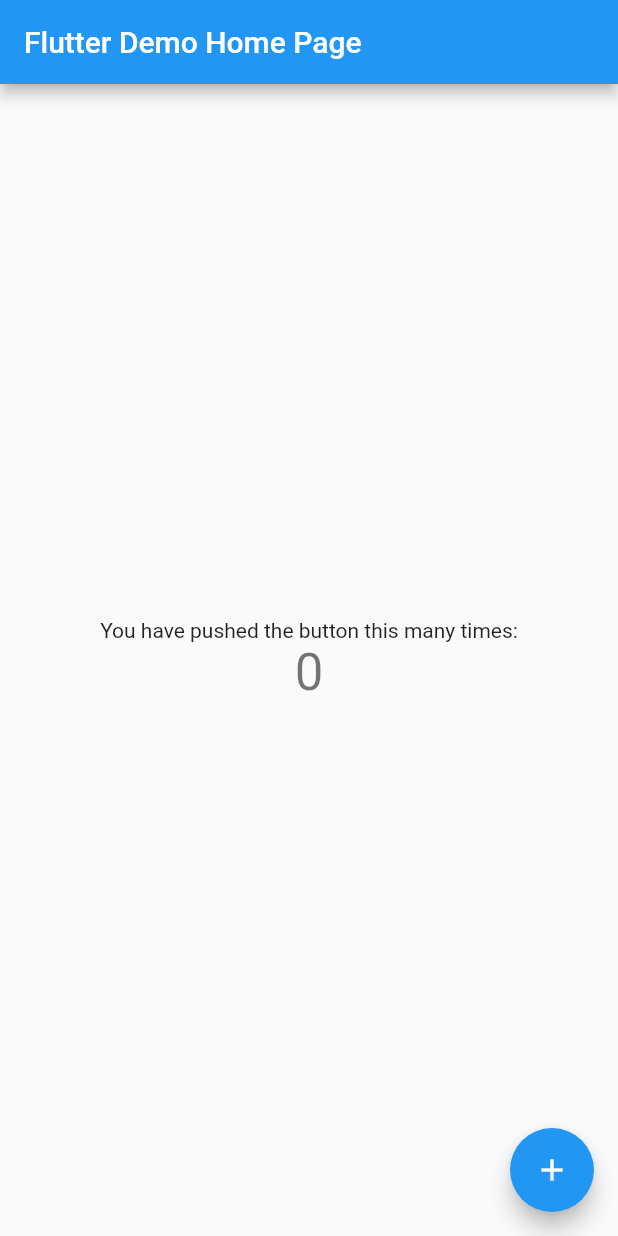
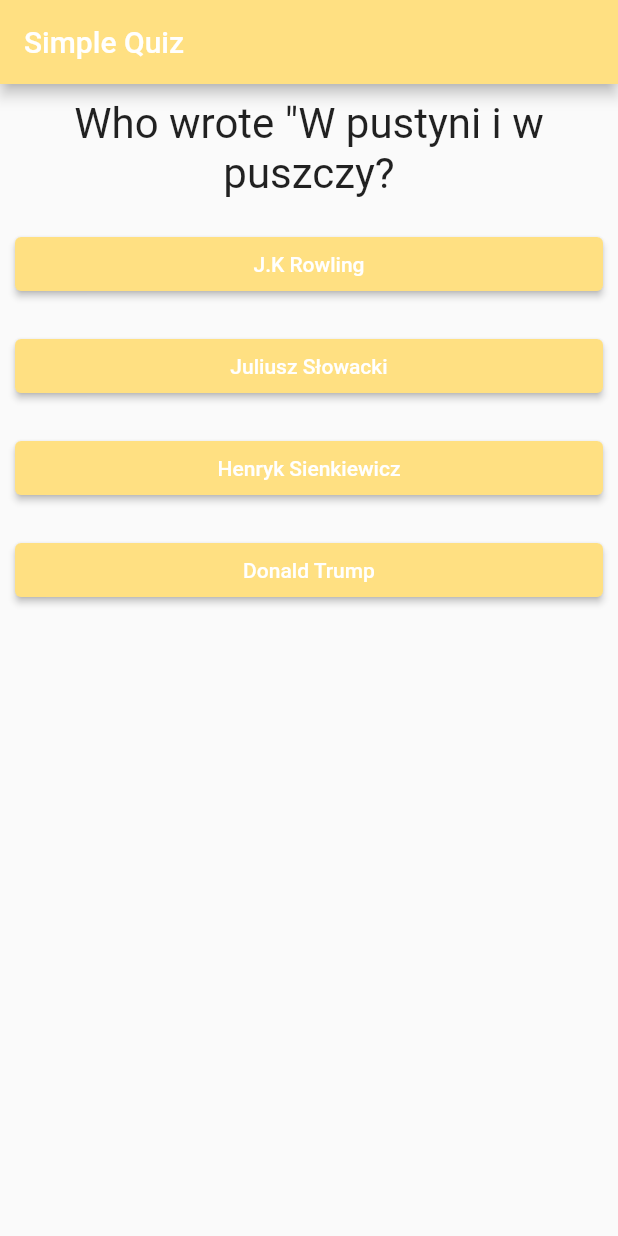
Before and after one commit to jakubit0/Simple-Flutter-Quiz-Application, a Flutter app: the screen it shows after launch, on a phone screen of 412 x 824 dp. Run offline on Flutter 3.47's test engine with Material 2 defaults, Android fonts, the phone set to English and light mode, and no system bars.

Commit message:
Add first version of app

```diff
--- /dev/null
+++ b/simple_quiz_app/lib/answer.dart
@@ -0,0 +1,24 @@
+import 'package:flutter/material.dart';
+
+class Answer extends StatelessWidget {
+  final VoidCallback selectHandler;
+  final String answerText;
+
+  const Answer(this.selectHandler, this.answerText);
+
+  @override
+  Widget build(BuildContext context) {
+    return Container(
+      padding: const EdgeInsets.all(10),
+      width: double.infinity,
+      child: ElevatedButton(
+        child: Text(answerText),
+        onPressed: selectHandler,
+        style: ButtonStyle(
+          backgroundColor: MaterialStateProperty.all(Colors.amber[200]),
+          foregroundColor: MaterialStateProperty.all(Colors.white),
+        ),
+      ),
+    );
+  }
+}
--- a/simple_quiz_app/lib/main.dart
+++ b/simple_quiz_app/lib/main.dart
@@ -1,115 +1,81 @@
 import 'package:flutter/material.dart';
+import 'quiz.dart';
+import 'result.dart';
 
-void main() {
-  runApp(const MyApp());
-}
+void main() => runApp(MyApp());
 
-class MyApp extends StatelessWidget {
-  const MyApp({super.key});
-
-  // This widget is the root of your application.
+class MyApp extends StatefulWidget {
   @override
-  Widget build(BuildContext context) {
-    return MaterialApp(
-      title: 'Flutter Demo',
-      theme: ThemeData(
-        // This is the theme of your application.
-        //
-        // Try running your application with "flutter run". You'll see the
-        // application has a blue toolbar. Then, without quitting the app, try
-        // changing the primarySwatch below to Colors.green and then invoke
-        // "hot reload" (press "r" in the console where you ran "flutter run",
-        // or simply save your changes to "hot reload" in a Flutter IDE).
-        // Notice that the counter didn't reset back to zero; the application
-        // is not restarted.
-        primarySwatch: Colors.blue,
-      ),
-      home: const MyHomePage(title: 'Flutter Demo Home Page'),
-    );
+  State<StatefulWidget> createState() {
+    return _MyAppState();
   }
 }
 
-class MyHomePage extends StatefulWidget {
-  const MyHomePage({super.key, required this.title});
+class _MyAppState extends State<MyApp> {
+  final _questions = const [
+    {
+      'questionText': 'Who wrote "W pustyni i w puszczy?',
+      'answers': [
+        {'text': 'J.K Rowling', 'score': 1},
+        {'text': 'Juliusz Słowacki', 'score': 1},
+        {'text': 'Henryk Sienkiewicz', 'score': 10},
+        {'text': 'Donald Trump', 'score': 1},
+      ],
+    },
+    {
+      'questionText': 'Which city is the capital of Belgium?',
+      'answers': [
+        {'text': 'Warsaw', 'score': 1},
+        {'text': 'Paris', 'score': 1},
+        {'text': 'Bruseels', 'score': 10},
+        {'text': 'Porto', 'score': 1},
+      ],
+    },
+    {
+      'questionText': 'When was the wheel invented?',
+      'answers': [
+        {'text': '3500 r.p.n.e', 'score': 10},
+        {'text': '1800 r', 'score': 1},
+        {'text': '2000 r', 'score': 1},
+        {'text': '1914 r', 'score': 1},
+      ],
+    },
+  ];
 
-  // This widget is the home page of your application. It is stateful, meaning
-  // that it has a State object (defined below) that contains fields that affect
-  // how it looks.
+  var _qIndex = 0;
+  var _totalScore = 0;
 
-  // This class is the configuration for the state. It holds the values (in this
-  // case the title) provided by the parent (in this case the App widget) and
-  // used by the build method of the State. Fields in a Widget subclass are
-  // always marked "final".
+  void _resetQuiz() {
+    setState(() {
+       _qIndex = 0;
+    _totalScore = 0;
+    });
+  }
 
-  final String title;
-
-  @override
-  State<MyHomePage> createState() => _MyHomePageState();
-}
-
-class _MyHomePageState extends State<MyHomePage> {
-  int _counter = 0;
-
-  void _incrementCounter() {
+  void _answerQuestion(int score) {
+    _totalScore += score;
     setState(() {
-      // This call to setState tells the Flutter framework that something has
-      // changed in this State, which causes it to rerun the build method below
-      // so that the display can reflect the updated values. If we changed
-      // _counter without calling setState(), then the build method would not be
-      // called again, and so nothing would appear to happen.
-      _counter++;
+      _qIndex = _qIndex + 1;
     });
   }
 
   @override
   Widget build(BuildContext context) {
-    // This method is rerun every time setState is called, for instance as done
-    // by the _incrementCounter method above.
-    //
-    // The Flutter framework has been optimized to make rerunning build methods
-    // fast, so that you can just rebuild anything that needs updating rather
-    // than having to individually change instances of widgets.
-    return Scaffold(
-      appBar: AppBar(
-        // Here we take the value from the MyHomePage object that was created by
-        // the App.build method, and use it to set our appbar title.
-        title: Text(widget.title),
+    return MaterialApp(
+      debugShowCheckedModeBanner: false,
+      home: Scaffold(
+        appBar: AppBar(
+          title: const Text('Simple Quiz'),
+          backgroundColor: Colors.amber[200],
+        ),
+        body: _qIndex < _questions.length
+            ? Quiz(
+                answerQuestion: _answerQuestion,
+                qIndex: _qIndex,
+                questions: _questions,
+              )
+            : Result(_totalScore,_resetQuiz),
       ),
-      body: Center(
-        // Center is a layout widget. It takes a single child and positions it
-        // in the middle of the parent.
-        child: Column(
-          // Column is also a layout widget. It takes a list of children and
-          // arranges them vertically. By default, it sizes itself to fit its
-          // children horizontally, and tries to be as tall as its parent.
-          //
-          // Invoke "debug painting" (press "p" in the console, choose the
-          // "Toggle Debug Paint" action from the Flutter Inspector in Android
-          // Studio, or the "Toggle Debug Paint" command in Visual Studio Code)
-          // to see the wireframe for each widget.
-          //
-          // Column has various properties to control how it sizes itself and
-          // how it positions its children. Here we use mainAxisAlignment to
-          // center the children vertically; the main axis here is the vertical
-          // axis because Columns are vertical (the cross axis would be
-          // horizontal).
-          mainAxisAlignment: MainAxisAlignment.center,
-          children: <Widget>[
-            const Text(
-              'You have pushed the button this many times:',
-            ),
-            Text(
-              '$_counter',
-              style: Theme.of(context).textTheme.headlineMedium,
-            ),
-          ],
-        ),
-      ),
-      floatingActionButton: FloatingActionButton(
-        onPressed: _incrementCounter,
-        tooltip: 'Increment',
-        child: const Icon(Icons.add),
-      ), // This trailing comma makes auto-formatting nicer for build methods.
     );
   }
 }
--- /dev/null
+++ b/simple_quiz_app/lib/question.dart
@@ -0,0 +1,20 @@
+import 'package:flutter/material.dart';
+
+class Question extends StatelessWidget {
+  final String questionText;
+
+  const Question(this.questionText);
+
+  @override
+  Widget build(BuildContext context) {
+    return Container(
+      width: double.infinity,
+      margin: const EdgeInsets.all(10),
+      child: Text(
+        questionText,
+        style: const TextStyle(fontSize: 28),
+        textAlign: TextAlign.center,
+      ),
+    );
+  }
+}
--- /dev/null
+++ b/simple_quiz_app/lib/quiz.dart
@@ -0,0 +1,29 @@
+import 'package:flutter/material.dart';
+import 'question.dart';
+import 'answer.dart';
+
+class Quiz extends StatelessWidget {
+  final List<Map<String,Object>> questions;
+  final int qIndex;
+  final Function answerQuestion;
+
+  const Quiz({
+    required this.questions,
+    required this.answerQuestion,
+    required this.qIndex,
+    });
+
+  @override
+  Widget build(BuildContext context) {
+    return Column(
+      children: [
+        Question(
+          questions[qIndex]['questionText'] as String,
+        ),
+       ...(questions[qIndex]['answers'] as List<Map<String, Object>>).map((answer) {
+          return Answer(() => answerQuestion(answer['score']), answer['text'] as String);
+        }).toList()
+      ],
+    );
+  }
+}
```
Also changed, not shown: simple_quiz_app/lib/result.dart (added, +46 -0 lines), 1 other file.
